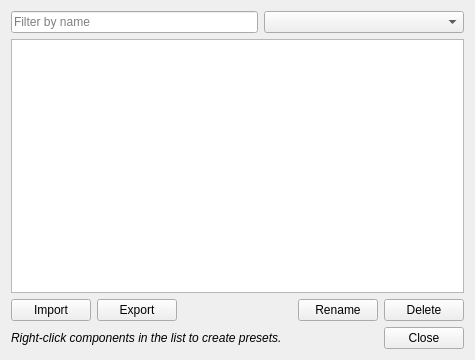
Above: presetmanager.ui from djfun/audio-visualizer-python before the change. Below: the same form after it.
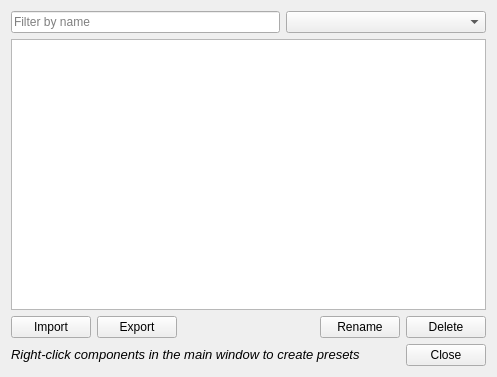
That is the form after the change.

Commit message:
close button works, dialogs properly parented
hint text wording changed by IamDH4's suggestion

The edit to the form file:
```diff
--- a/presetmanager.ui
+++ b/presetmanager.ui
@@ -9,8 +9,8 @@
    <rect>
     <x>0</x>
     <y>0</y>
-    <width>475</width>
-    <height>360</height>
+    <width>497</width>
+    <height>377</height>
    </rect>
   </property>
   <property name="windowTitle">
@@ -111,7 +111,7 @@
      <item alignment="Qt::AlignRight">
       <widget class="QLabel" name="label">
        <property name="text">
-        <string>&lt;html&gt;&lt;head/&gt;&lt;body&gt;&lt;p&gt;&lt;span style=&quot; font-style:italic;&quot;&gt;Right-click components in the list to create presets.&lt;/span&gt;&lt;/p&gt;&lt;/body&gt;&lt;/html&gt;</string>
+        <string>&lt;html&gt;&lt;head/&gt;&lt;body&gt;&lt;p&gt;&lt;span style=&quot; font-size:10pt; font-style:italic;&quot;&gt;Right-click components in the main window to create presets&lt;/span&gt;&lt;/p&gt;&lt;/body&gt;&lt;/html&gt;</string>
        </property>
       </widget>
      </item>
```
The commit also changes 2 other files.
